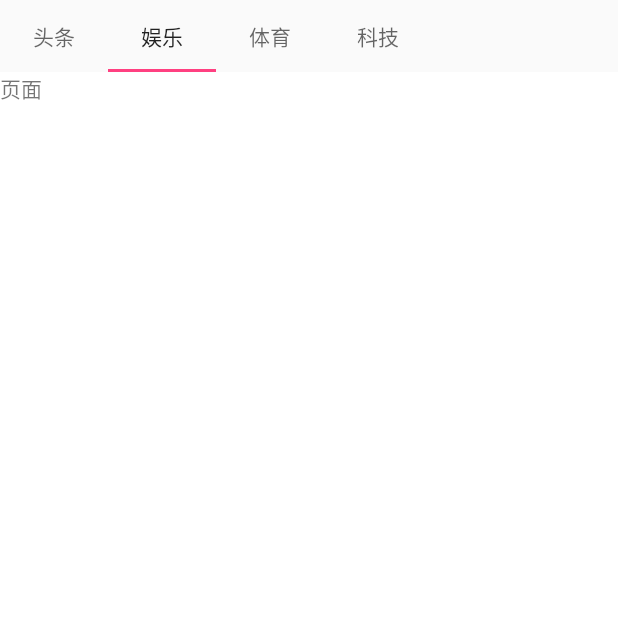
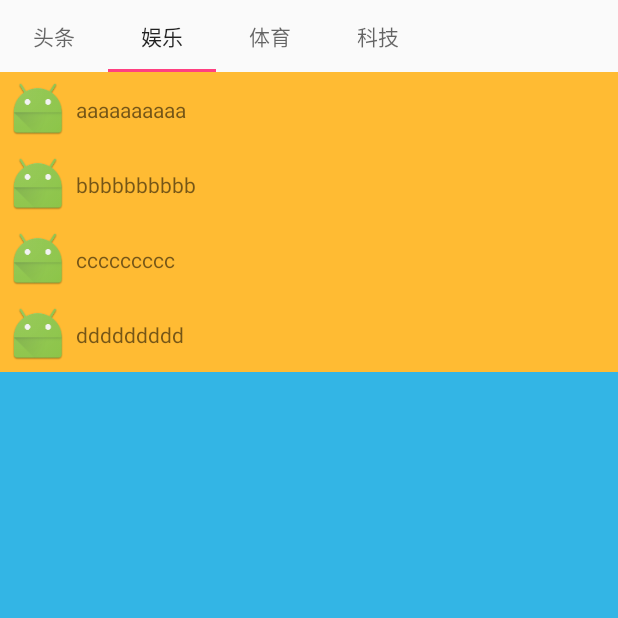
Before and after one commit to zksdu/news, an Android app: the screen it shows after launch (MainActivity), tab 2 chosen, on a phone screen of 412 x 824 dp, the top half of it. Run offline under Robolectric (Android 15) with nearby library versions, the phone set to English and light mode, and no system bars.

Commit message:
实现静态的新闻列表

```diff
--- a/News/app/build.gradle
+++ b/News/app/build.gradle
@@ -28,4 +28,5 @@ dependencies {
     compile 'com.android.support:support-v4:25.0.1'
     testCompile 'junit:junit:4.12'
     compile 'com.android.support:design:25.0.1'
+    compile 'com.github.bumptech.glide:glide:3.7.0'
 }
--- /dev/null
+++ b/News/app/src/main/java/cn/gdcp/news/News.java
@@ -0,0 +1,27 @@
+package cn.gdcp.news;
+
+/**
+ * Created by yls on 2017/5/18.
+ */
+
+public class News {
+    String title;
+
+    public String getImgurl() {
+        return imgurl;
+    }
+
+    public void setImgurl(String imgurl) {
+        this.imgurl = imgurl;
+    }
+
+    public String getTitle() {
+        return title;
+    }
+
+    public void setTitle(String title) {
+        this.title = title;
+    }
+
+    String imgurl;
+}
--- /dev/null
+++ b/News/app/src/main/java/cn/gdcp/news/NewsAdapter.java
@@ -0,0 +1,39 @@
+package cn.gdcp.news;
+
+import android.support.v7.widget.RecyclerView;
+import android.view.LayoutInflater;
+import android.view.View;
+import android.view.ViewGroup;
+
+import java.util.List;
+
+/**
+ * Created by yls on 2017/5/18.
+ */
+public class NewsAdapter extends RecyclerView.Adapter<NewsViewHolder> {
+    private List<News> mNewsList;
+
+    public  NewsAdapter(List<News> newsList){
+        this.mNewsList = newsList;
+    }
+
+    @Override
+    public NewsViewHolder onCreateViewHolder(ViewGroup parent, int viewType) {
+        View view = LayoutInflater.from(parent.getContext()).inflate(R.layout.item_news, parent, false);
+        NewsViewHolder holder = new NewsViewHolder(view);
+        return holder;
+    }
+
+    @Override
+    public void onBindViewHolder(NewsViewHolder holder, int position) {
+        News news = mNewsList.get(position);
+//        news.getImgurl()
+//        holder.imgView
+        holder.titleView.setText(news.getTitle());
+    }
+
+    @Override
+    public int getItemCount() {
+        return mNewsList.size();
+    }
+}
--- a/News/app/src/main/java/cn/gdcp/news/NewsFragment.java
+++ b/News/app/src/main/java/cn/gdcp/news/NewsFragment.java
@@ -4,19 +4,48 @@ package cn.gdcp.news;
 import android.os.Bundle;
 import android.support.annotation.Nullable;
 import android.support.v4.app.Fragment;
+import android.support.v7.widget.LinearLayoutManager;
+import android.support.v7.widget.RecyclerView;
 import android.util.Log;
 import android.view.LayoutInflater;
 import android.view.View;
 import android.view.ViewGroup;
-import android.widget.TextView;
+
+import java.util.ArrayList;
+import java.util.List;
 
 /**
  * Created by yls on 2017/5/16.
  */
 
 public class NewsFragment extends Fragment {
-    private TextView txtContent;
+//    private TextView txtContent;
     private String text;
+    private RecyclerView mRecyclerView;
+    private List<News> mNewsList = new ArrayList<>();
+    private NewsAdapter mNewsAdapter;
+
+
+    @Override
+    public void onCreate(@Nullable Bundle savedInstanceState) {
+        super.onCreate(savedInstanceState);
+
+        News n1 = new News();
+        n1.setTitle("aaaaaaaaaa");
+        mNewsList.add(n1);
+
+        News n2 = new News();
+        n2.setTitle("bbbbbbbbbb");
+        mNewsList.add(n2);
+
+        News n3 = new News();
+        n3.setTitle("ccccccccc");
+        mNewsList.add(n3);
+
+        News n4 = new News();
+        n4.setTitle("ddddddddd");
+        mNewsList.add(n4);
+    }
 
     @Nullable
     @Override
@@ -24,8 +53,14 @@ public class NewsFragment extends Fragment {
         Log.e("AAA", "onCreateView");
         View view = inflater.inflate(R.layout.fragment_news, container, false);
 
-        txtContent = (TextView) view.findViewById(R.id.txt_content);
-        txtContent.setText(text);
+//        txtContent = (TextView) view.findViewById(R.id.txt_content);
+//        txtContent.setText(text);
+
+        mRecyclerView = (RecyclerView) view.findViewById(R.id.news_listview);
+        mNewsAdapter = new NewsAdapter(mNewsList);
+        mRecyclerView.setAdapter(mNewsAdapter);
+
+        mRecyclerView.setLayoutManager(new LinearLayoutManager(getContext()));
         return view;
     }
 
--- /dev/null
+++ b/News/app/src/main/java/cn/gdcp/news/NewsViewHolder.java
@@ -0,0 +1,22 @@
+package cn.gdcp.news;
+
+import android.support.v7.widget.RecyclerView;
+import android.view.View;
+import android.widget.ImageView;
+import android.widget.TextView;
+
+/**
+ * Created by yls on 2017/5/18.
+ */
+public class NewsViewHolder extends RecyclerView.ViewHolder {
+    ImageView imgView;
+    TextView titleView;
+
+
+    public NewsViewHolder(View itemView) {
+        super(itemView);
+
+        imgView = (ImageView) itemView.findViewById(R.id.item_img);
+        titleView = (TextView) itemView.findViewById(R.id.item_title);
+    }
+}
--- a/News/app/src/main/res/layout/fragment_news.xml
+++ b/News/app/src/main/res/layout/fragment_news.xml
@@ -8,9 +8,9 @@
     android:orientation="vertical"
     tools:context="cn.gdcp.news.MainActivity">
 
-    <TextView
+    <android.support.v7.widget.RecyclerView
         android:layout_width="match_parent"
         android:layout_height="match_parent"
-        android:text="第一页"
-        android:id="@+id/txt_content"/>
+        android:background="@android:color/holo_blue_light"
+        android:id="@+id/news_listview"/>
 </LinearLayout>
--- /dev/null
+++ b/News/app/src/main/res/layout/item_news.xml
@@ -0,0 +1,24 @@
+<?xml version="1.0" encoding="utf-8"?>
+<LinearLayout
+    xmlns:android="http://schemas.android.com/apk/res/android"
+    xmlns:app="http://schemas.android.com/apk/res-auto"
+    android:layout_width="match_parent"
+    android:layout_height="50dp"
+    android:orientation="horizontal"
+    android:background="@android:color/holo_orange_light"
+    android:gravity="center_vertical">
+
+    <ImageView
+        android:id="@+id/item_img"
+        android:layout_width="40dp"
+        android:layout_height="40dp"
+        android:layout_margin="5dp"
+        android:src="@mipmap/ic_launcher"
+        />
+
+    <TextView
+        android:id="@+id/item_title"
+        android:layout_width="match_parent"
+        android:layout_height="wrap_content"
+        android:text="新闻标题" />
+</LinearLayout>
--- a/News/build.gradle
+++ b/News/build.gradle
@@ -2,7 +2,8 @@
 
 buildscript {
     repositories {
-        jcenter()
+//        jcenter()
+        maven{ url 'http://maven.aliyun.com/nexus/content/groups/public'}
     }
     dependencies {
         classpath 'com.android.tools.build:gradle:2.2.0'
@@ -14,8 +15,10 @@ buildscript {
 
 allprojects {
     repositories {
-        jcenter()
+//        jcenter()
+        maven{ url 'http://maven.aliyun.com/nexus/content/groups/public'}
     }
+
 }
 
 task clean(type: Delete) {
```
